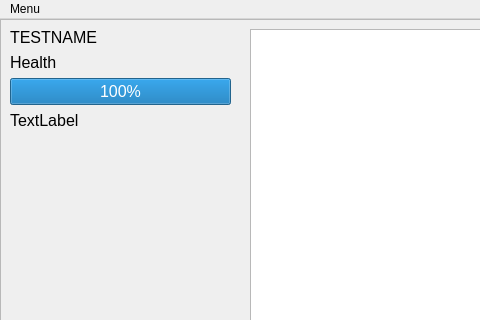
This is Game.ui in RobertHalbert/2023GameProject as Qt 5 draws it before an edit; both pictures show x 0 to 480 and y 0 to 320 of the 1010 by 711 pixel window. The edited form follows.
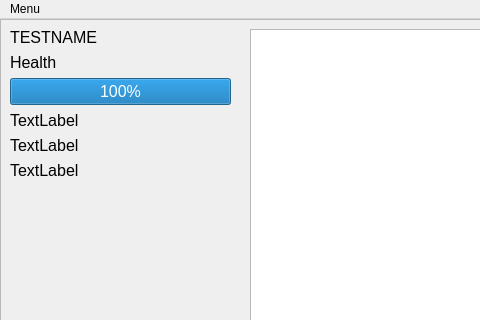
This is the edited form.

Diff of the .ui file:
```diff
--- a/Game.ui
+++ b/Game.ui
@@ -221,7 +221,7 @@
        <x>10</x>
        <y>9</y>
        <width>221</width>
-       <height>181</height>
+       <height>184</height>
       </rect>
      </property>
      <layout class="QFormLayout" name="formLayout">
@@ -253,6 +253,20 @@
         </property>
        </widget>
       </item>
+      <item row="4" column="0" colspan="2">
+       <widget class="QLabel" name="labelTime">
+        <property name="text">
+         <string>TextLabel</string>
+        </property>
+       </widget>
+      </item>
+      <item row="5" column="0">
+       <widget class="QLabel" name="labelDate">
+        <property name="text">
+         <string>TextLabel</string>
+        </property>
+       </widget>
+      </item>
      </layout>
     </widget>
    </widget>
```
Left out of the diff: 2 changed lines with no effect on the pictures.
